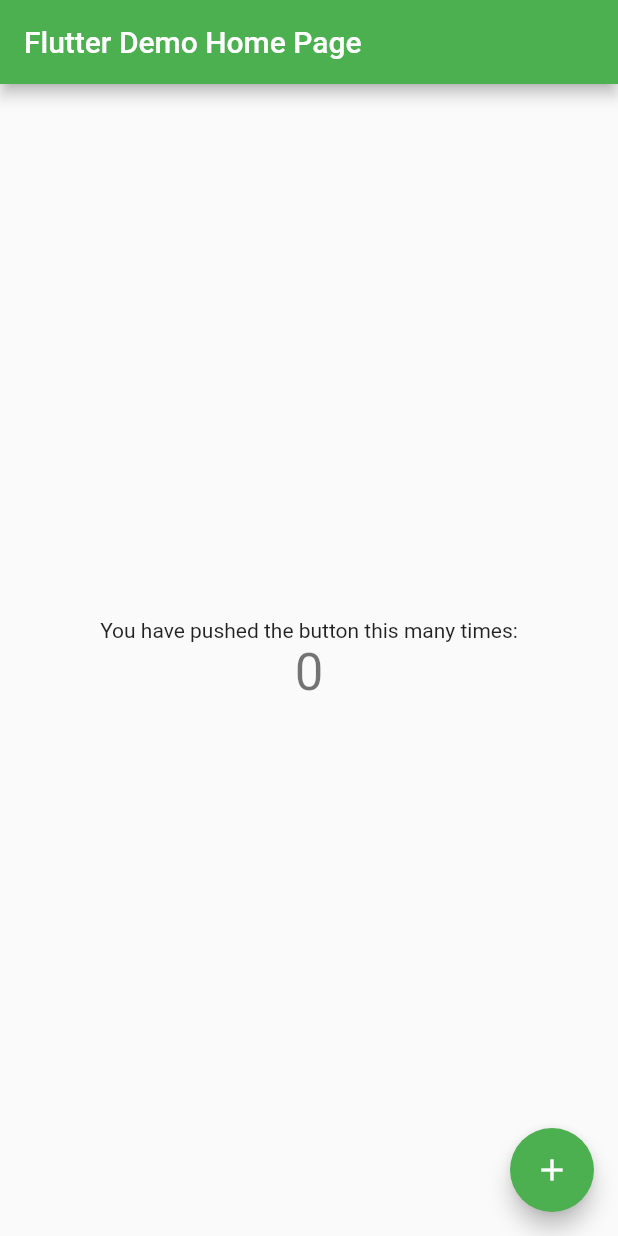
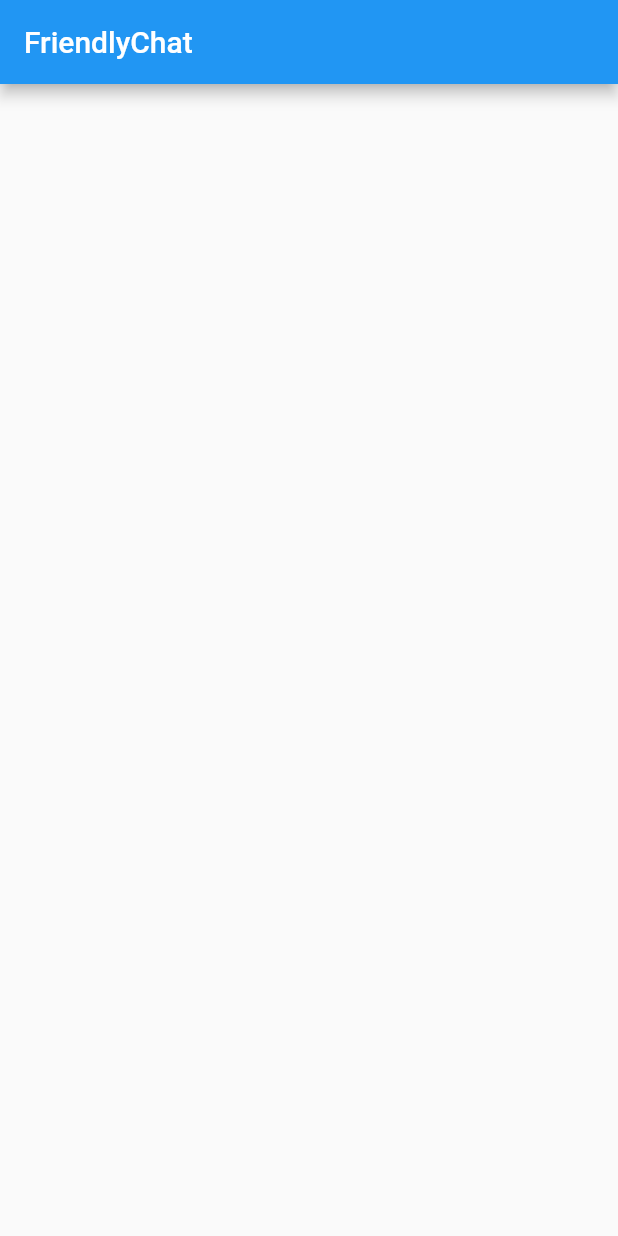
Before and after one commit to IamXolisaniNgcobo/friendly_chat, a Flutter app: the screen it shows after launch, on a phone screen of 412 x 824 dp. Run offline on Flutter 3.47's test engine with Material 2 defaults, Android fonts, the phone set to English and light mode, and no system bars.

Commit message:
Update main.dart

```diff
--- a/lib/main.dart
+++ b/lib/main.dart
@@ -1,69 +1,14 @@
 import 'package:flutter/material.dart';
 
 void main() {
-  runApp(MyApp());
-}
-
-class MyApp extends StatelessWidget {
-  // This widget is the root of your application.
-  @override
-  Widget build(BuildContext context) {
-    return MaterialApp(
-      title: 'Flutter Demo',
-      theme: ThemeData(
-
-        primarySwatch: Colors.green,
-      ),
-      home: MyHomePage(title: 'Flutter Demo Home Page'),
-    );
-  }
-}
-
-class MyHomePage extends StatefulWidget {
-  MyHomePage({Key key, this.title}) : super(key: key);
-
-  final String title;
-
-  @override
-  _MyHomePageState createState() => _MyHomePageState();
-}
-
-class _MyHomePageState extends State<MyHomePage> {
-  int _counter = 0;
-
-  void _incrementCounter() {
-    setState(() {
-      _counter++;
-    });
-  }
-
-  @override
-  Widget build(BuildContext context) {
-
-    return Scaffold(
-      appBar: AppBar(
-
-        title: Text(widget.title),
-      ),
-      body: Center(
-        child: Column(
-          mainAxisAlignment: MainAxisAlignment.center,
-          children: <Widget>[
-            Text(
-              'You have pushed the button this many times:',
-            ),
-            Text(
-              '$_counter',
-              style: Theme.of(context).textTheme.headline4,
-            ),
-          ],
+  runApp(
+    MaterialApp(
+      title: 'FriendlyChat',
+      home: Scaffold(
+        appBar: AppBar(
+          title: Text('FriendlyChat'),
         ),
       ),
-      floatingActionButton: FloatingActionButton(
-        onPressed: _incrementCounter,
-        tooltip: 'Increment',
-        child: Icon(Icons.add),
-      ), // This trailing comma makes auto-formatting nicer for build methods.
-    );
-  }
+    ),
+  );
 }
```
